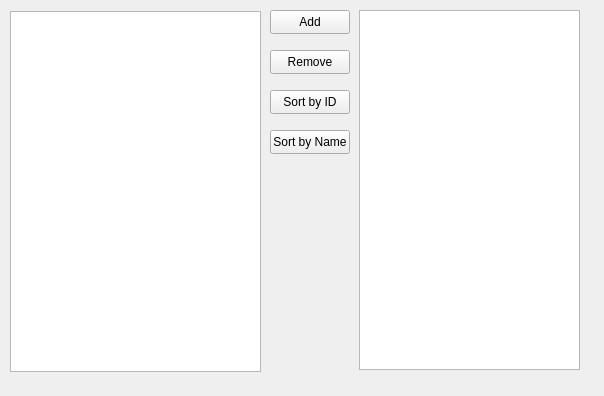
This is entitylist.ui in totargaming/AutomotiveRepairManagement as Qt 5 draws it before an edit. The edited form follows.
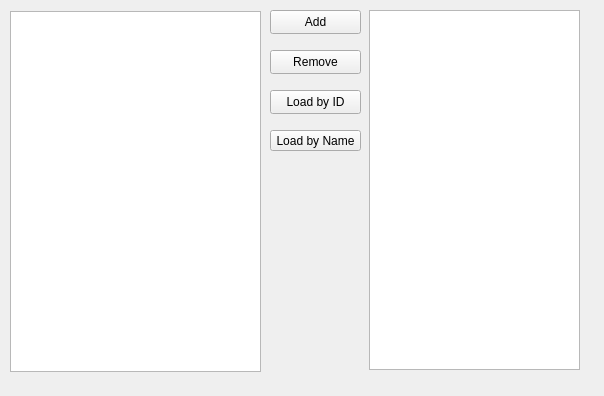
This is the edited form.

```diff
--- a/entitylist.ui
+++ b/entitylist.ui
@@ -16,9 +16,9 @@
   <widget class="QTextEdit" name="txtInfo">
    <property name="geometry">
     <rect>
-     <x>359</x>
+     <x>369</x>
      <y>10</y>
-     <width>221</width>
+     <width>211</width>
      <height>360</height>
     </rect>
    </property>
@@ -28,7 +28,7 @@
     <rect>
      <x>270</x>
      <y>50</y>
-     <width>80</width>
+     <width>91</width>
      <height>24</height>
     </rect>
    </property>
@@ -41,7 +41,7 @@
     <rect>
      <x>270</x>
      <y>10</y>
-     <width>80</width>
+     <width>91</width>
      <height>24</height>
     </rect>
    </property>
@@ -54,12 +54,12 @@
     <rect>
      <x>270</x>
      <y>90</y>
-     <width>80</width>
+     <width>91</width>
      <height>24</height>
     </rect>
    </property>
    <property name="text">
-    <string>Sort by ID</string>
+    <string>Load by ID</string>
    </property>
   </widget>
   <widget class="QPushButton" name="nameSortBtn">
@@ -67,12 +67,12 @@
     <rect>
      <x>270</x>
      <y>130</y>
-     <width>80</width>
-     <height>24</height>
+     <width>91</width>
+     <height>21</height>
     </rect>
    </property>
    <property name="text">
-    <string>Sort by Name</string>
+    <string>Load by Name</string>
    </property>
   </widget>
   <widget class="QTableView" name="tableView">
```
